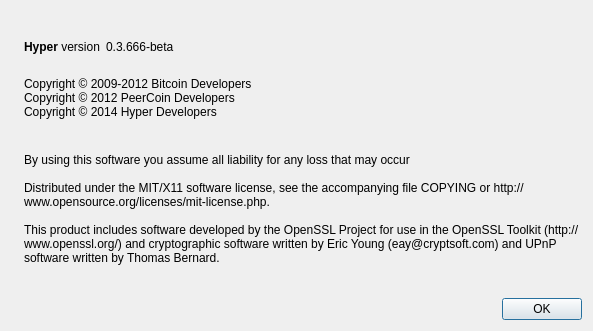
Qt form src/qt/forms/aboutdialog.ui (HYPERcrypto/Hyper) before a commit.
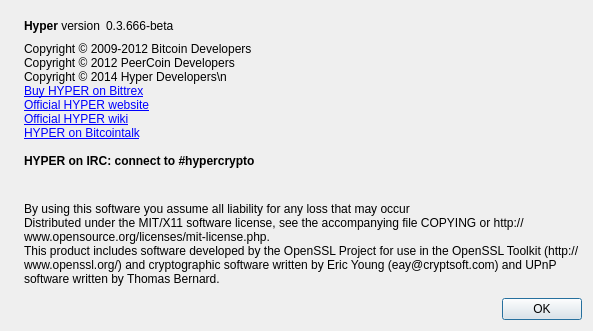
The same form after that commit. Icons and pictures are not drawn.

Diff of the .ui file:
```diff
--- a/src/qt/forms/aboutdialog.ui
+++ b/src/qt/forms/aboutdialog.ui
@@ -91,11 +91,13 @@
         <cursorShape>IBeamCursor</cursorShape>
        </property>
        <property name="text">
-        <string>
-Copyright © 2009-2012 Bitcoin Developers
-Copyright © 2012 PeerCoin Developers
-Copyright © 2014 Hyper Developers
-</string>
+        <string>&lt;html&gt;&lt;head/&gt;&lt;body&gt;&lt;p&gt;Copyright © 2009-2012 Bitcoin Developers&lt;br/&gt;Copyright © 2012 PeerCoin Developers&lt;br/&gt;Copyright © 2014 Hyper Developers\n &lt;a href=&quot;https://www.cryptsy.com/users/register?refid=8564&quot;&gt;&lt;span style=&quot; text-decoration: underline; color:#0000ff;&quot;&gt;&lt;br/&gt;&lt;/span&gt;&lt;/a&gt;&lt;a href=&quot;https://bittrex.com/Market/Index?MarketName=BTC-HYPER&quot;&gt;&lt;span style=&quot; text-decoration: underline; color:#0000ff;&quot;&gt;Buy HYPER on Bittrex&lt;/span&gt;&lt;/a&gt;&lt;br/&gt;&lt;a href=&quot;http://hypercrypto.com&quot;&gt;&lt;span style=&quot; text-decoration: underline; color:#0000ff;&quot;&gt;Official HYPER website&lt;br/&gt;&lt;/span&gt;&lt;/a&gt;&lt;a href=&quot;http://hypercrypto.com/wiki&quot;&gt;&lt;span style=&quot; text-decoration: underline; color:#0000ff;&quot;&gt;Official HYPER wiki&lt;/span&gt;&lt;/a&gt;&lt;br/&gt;&lt;a href=&quot;https://bitcointalk.org/index.php?topic=624651.0&quot;&gt;&lt;span style=&quot; text-decoration: underline; color:#0000ff;&quot;&gt;HYPER on Bitcointalk&lt;/span&gt;&lt;/a&gt;&lt;br/&gt;&lt;br/&gt;&lt;span style=&quot; font-weight:600;&quot;&gt;HYPER on IRC: connect to #hypercrypto&lt;/span&gt;&lt;br/&gt;&lt;/p&gt;&lt;/body&gt;&lt;/html&gt;</string>
+       </property>
+       <property name="textFormat">
+        <enum>Qt::RichText</enum>
+       </property>
+       <property name="openExternalLinks">
+        <bool>true</bool>
        </property>
        <property name="textInteractionFlags">
         <set>Qt::LinksAccessibleByMouse|Qt::TextSelectableByKeyboard|Qt::TextSelectableByMouse</set>
@@ -110,10 +112,8 @@
        <property name="text">
         <string>
 By using this software you assume all liability for any loss that may occur
-
 Distributed under the MIT/X11 software license, see the accompanying file COPYING or http://www.opensource.org/licenses/mit-license.php.
-
-This product includes software developed by the OpenSSL Project for use in the OpenSSL Toolkit (http://www.openssl.org/) and cryptographic software written by Eric Young (eay@cryptsoft.com) and UPnP software written by Thomas Bernard.</string>
+This product includes software developed by the OpenSSL Project for use in the OpenSSL Toolkit (http://www.openssl.org/) and cryptographic software written by Eric Young (eay@cryptsoft.com) and UPnP software written by Thomas Bernard. </string>
        </property>
        <property name="wordWrap">
         <bool>true</bool>
```
